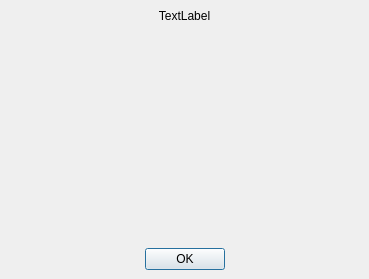
Old version of the form portato/gui/qt/ui/AboutDialog.ui in the repository Necoro/portato.
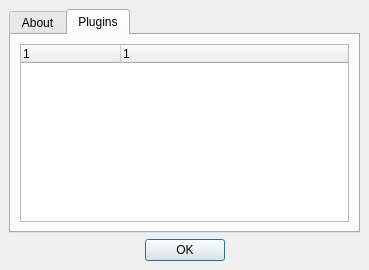
New version of the form. The open tabs and pages were chosen to show the change.

Commit message: Made qt plugin-ready; lots of documentation

What changed in the file:
```diff
--- a/portato/gui/qt/ui/AboutDialog.ui
+++ b/portato/gui/qt/ui/AboutDialog.ui
@@ -9,7 +9,7 @@
     <x>0</x>
     <y>0</y>
     <width>369</width>
-    <height>279</height>
+    <height>270</height>
    </rect>
   </property>
   <property name="windowTitle" >
@@ -23,6 +23,22 @@
     <number>6</number>
    </property>
    <item>
+    <widget class="QTabWidget" name="tabWidget" >
+     <property name="currentIndex" >
+      <number>0</number>
+     </property>
+     <widget class="QWidget" name="tab" >
+      <attribute name="title" >
+       <string>About</string>
+      </attribute>
+      <layout class="QVBoxLayout" >
+       <property name="margin" >
+        <number>9</number>
+       </property>
+       <property name="spacing" >
+        <number>6</number>
+       </property>
+       <item>
     <widget class="QLabel" name="label" >
      <property name="text" >
       <string>TextLabel</string>
@@ -47,6 +63,49 @@
       </size>
      </property>
     </spacer>
+       </item>
+      </layout>
+     </widget>
+     <widget class="QWidget" name="tab_2" >
+      <attribute name="title" >
+       <string>Plugins</string>
+      </attribute>
+      <layout class="QVBoxLayout" >
+       <property name="margin" >
+        <number>9</number>
+       </property>
+       <property name="spacing" >
+        <number>6</number>
+       </property>
+       <item>
+        <widget class="QTreeWidget" name="pluginList" >
+         <property name="editTriggers" >
+          <set>QAbstractItemView::NoEditTriggers</set>
+         </property>
+         <property name="showDropIndicator" stdset="0" >
+          <bool>false</bool>
+         </property>
+         <property name="rootIsDecorated" >
+          <bool>false</bool>
+         </property>
+         <property name="columnCount" >
+          <number>2</number>
+         </property>
+         <column>
+          <property name="text" >
+           <string>1</string>
+          </property>
+         </column>
+         <column>
+          <property name="text" >
+           <string>1</string>
+          </property>
+         </column>
+        </widget>
+       </item>
+      </layout>
+     </widget>
+    </widget>
    </item>
    <item>
     <widget class="QDialogButtonBox" name="buttonBox" >
```
Lines whose indentation alone changed are shown as unchanged. The commit also changes 14 other files.
